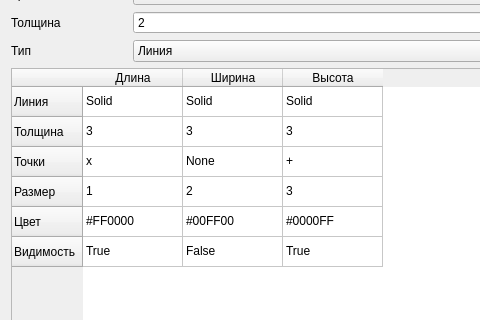
First picture: the form in gui/views/line_plot.ui, repository Kirikus/Experiments-2026S-Python, before the edit; both pictures show x 0 to 480 and y 90 to 410 of the 700 by 600 pixel window.
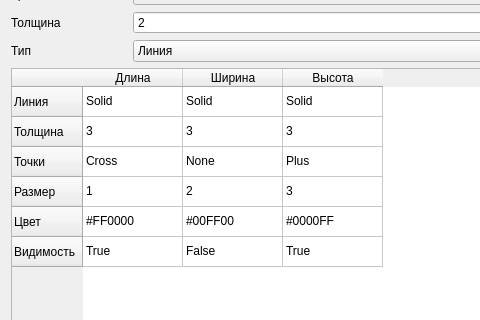
Second picture: the form after the edit. Custom widgets are drawn as their Qt base class.

Commit message: С помощью делегат теперь Толщина и Размер имеют вид SpinBox; Линия, Точки, Видимость выбираются ComboBox; Цвет выбирается в всплывающем окне

```diff
--- a/gui/views/line_plot.ui
+++ b/gui/views/line_plot.ui
@@ -184,7 +184,7 @@
        </item>
        <item row="2" column="0">
         <property name="text">
-         <string>x</string>
+         <string>Cross</string>
         </property>
        </item>
        <item row="2" column="1">
@@ -194,7 +194,7 @@
        </item>
        <item row="2" column="2">
         <property name="text">
-         <string>+</string>
+         <string>Plus</string>
         </property>
        </item>
        <item row="3" column="0">
```
The commit also changes 2 other files.
